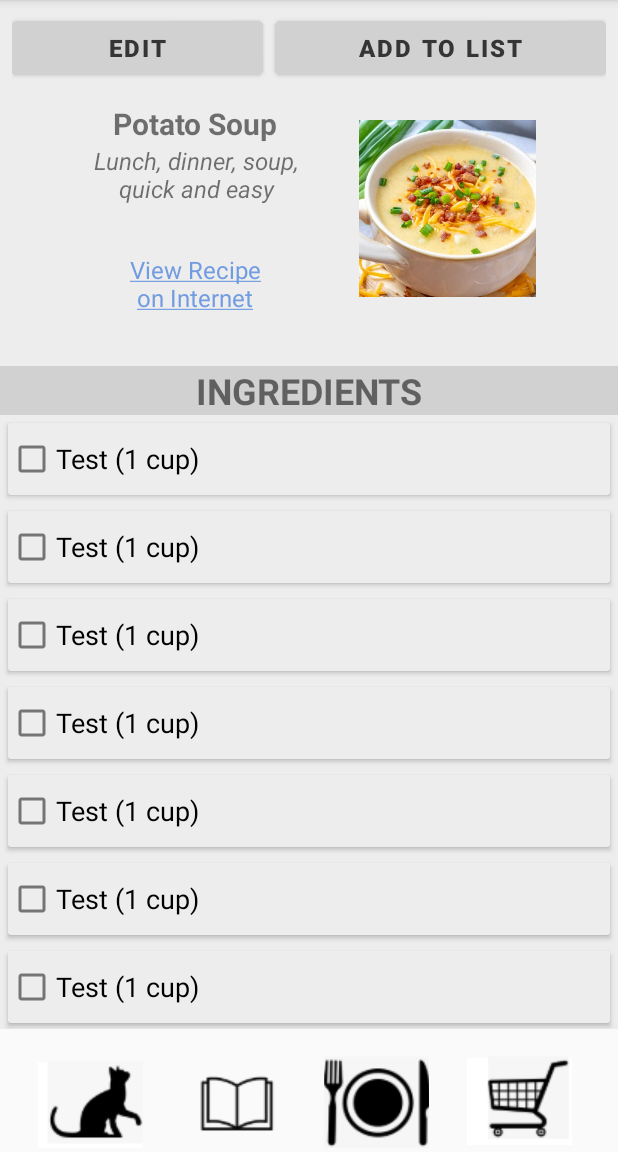
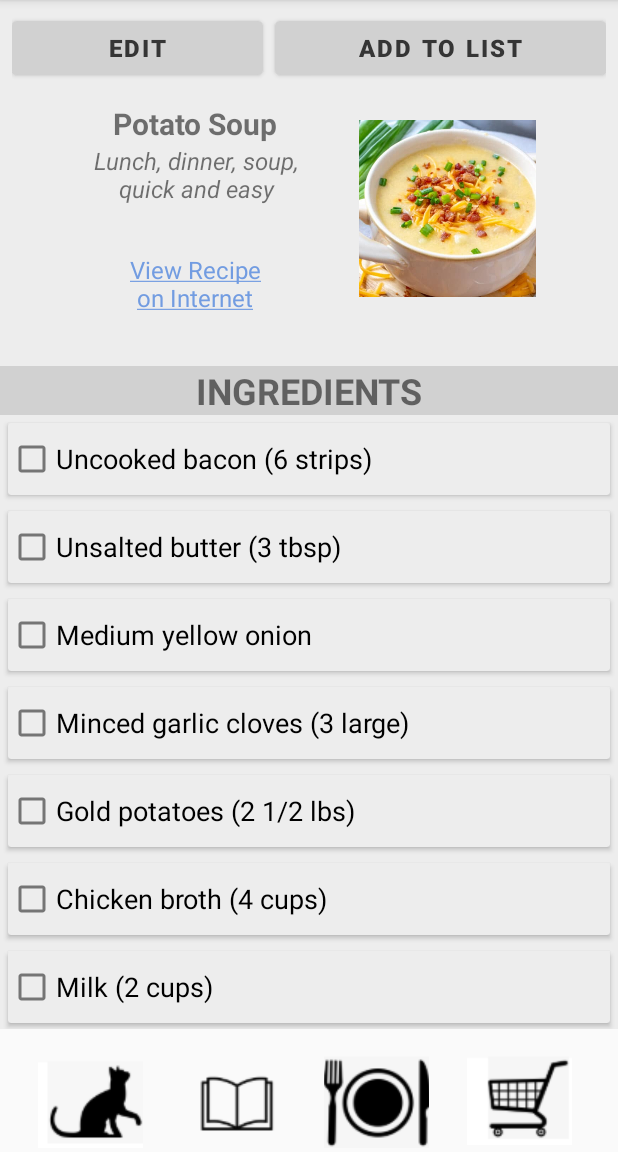
Before and after one commit to suhadewan/Purrito-Planner, an Android app: the ViewRecipeFragment screen opened through its navigation route, on a phone screen of 412 x 824 dp, the part 84-1236 px from its top. Run offline under Robolectric (Android 15) with nearby library versions, the phone set to English and light mode, and no system bars.

Commit message:
Added view recipe page coding

```diff
--- a/app/src/main/java/com/example/purritoplanner/Ingredient.kt
+++ b/app/src/main/java/com/example/purritoplanner/Ingredient.kt
@@ -1,5 +1,5 @@
 package com.example.purritoplanner
 
 data class Ingredient(val name: String,
-                      val quantity: String?,
-                      val purchased: Boolean? = false)
+                      val quantity: String = "",
+                      val purchased: Boolean = false)
--- a/app/src/main/java/com/example/purritoplanner/NewRecipeFragment.kt
+++ b/app/src/main/java/com/example/purritoplanner/NewRecipeFragment.kt
@@ -1,6 +1,19 @@
 package com.example.purritoplanner
 
+import android.os.Bundle
+import android.view.LayoutInflater
+import android.view.View
+import android.view.ViewGroup
 import androidx.fragment.app.Fragment
 
 class NewRecipeFragment : Fragment() {
+
+    override fun onCreateView(
+        inflater: LayoutInflater, container: ViewGroup?,
+        savedInstanceState: Bundle?
+    ): View? {
+        // Inflate the layout for this fragment
+        return inflater.inflate(R.layout.fragment_new_recipe, container, false)
+    }
+
 }
--- a/app/src/main/java/com/example/purritoplanner/ViewRecipeFragment.kt
+++ b/app/src/main/java/com/example/purritoplanner/ViewRecipeFragment.kt
@@ -4,9 +4,11 @@ import android.content.Intent
 import android.graphics.Paint
 import android.net.Uri
 import android.os.Bundle
+import android.text.method.LinkMovementMethod
 import android.view.LayoutInflater
 import android.view.View
 import android.view.ViewGroup
+import android.widget.Button
 import android.widget.CheckBox
 import android.widget.ImageView
 import android.widget.TextView
@@ -31,24 +33,34 @@ class ViewRecipeFragment : Fragment() {
 
     override fun onViewCreated(view: View, savedInstanceState: Bundle?) {
 
+        //Sets up the ingredients recyclerview.
         val recyclerView = view.findViewById<RecyclerView>(R.id.ingredients_list)
         recyclerView.layoutManager = LinearLayoutManager(requireContext())
         recyclerView.adapter = adapter
+        ingredientsList = ArrayList()
+        adapter.setIngredients(ingredientsList as ArrayList<Ingredient>)
+        populateIngredientsList()
 
-        ingredientsList = ArrayList()
-        ingredientsList.add(Ingredient("Test", "1 cup"))
-        ingredientsList.add(Ingredient("Test", "1 cup"))
-        ingredientsList.add(Ingredient("Test", "1 cup"))
-        ingredientsList.add(Ingredient("Test", "1 cup"))
-        ingredientsList.add(Ingredient("Test", "1 cup"))
-        ingredientsList.add(Ingredient("Test", "1 cup"))
-        ingredientsList.add(Ingredient("Test", "1 cup"))
-        ingredientsList.add(Ingredient("Test", "1 cup"))
-        adapter.setIngredients(ingredientsList as ArrayList<Ingredient>)
+        //Allows the recipe link to be clickable.
+        val recipeLink = view.findViewById<TextView>(R.id.recipe_link_text)
+        recipeLink.movementMethod = LinkMovementMethod.getInstance()
 
-        //it.findNavController()
-        //.navigate(R.id.action_listFragment_to_detailFragment, selectedElementData)
+        //Allows us to navigate to the "edit recipe" page.
+        //TODO: We need to make recipes parcelable and send the recipe over in a bundle.
+        view.findViewById<Button>(R.id.recipe_edit_button).setOnClickListener {
+            it.findNavController().navigate(R.id.action_viewRecipeFragment_to_newRecipeFragment)
+        }
+    }
 
+    private fun populateIngredientsList() {
+        ingredientsList.add(Ingredient("Uncooked bacon", "6 strips"))
+        ingredientsList.add(Ingredient("Unsalted butter", "3 tbsp"))
+        ingredientsList.add(Ingredient("Medium yellow onion"))
+        ingredientsList.add(Ingredient("Minced garlic cloves", "3 large"))
+        ingredientsList.add(Ingredient("Gold potatoes", "2 1/2 lbs"))
+        ingredientsList.add(Ingredient("Chicken broth", "4 cups"))
+        ingredientsList.add(Ingredient("Milk", "2 cups"))
+        ingredientsList.add(Ingredient("Heavy cream", "2/3 cup"))
     }
 
     inner class IngredientsListAdapter :
@@ -79,7 +91,8 @@ class ViewRecipeFragment : Fragment() {
         override fun onBindViewHolder(holder: IngredientViewHolder, position: Int) {
             val item = ingredients[position]
             val checkBox = holder.view.findViewById<CheckBox>(R.id.ingredient_check_box)
-            val ingredientText = "${item.name} (${item.quantity})"
+            val ingredientQuantity = if (item.quantity != "") ("(${item.quantity})") else ""
+            val ingredientText = "${item.name} ${ingredientQuantity}"
 
             checkBox.text = ingredientText
             checkBox.setOnCheckedChangeListener { buttonView, isChecked ->
--- a/app/src/main/res/layout/fragment_new_recipe.xml
+++ b/app/src/main/res/layout/fragment_new_recipe.xml
@@ -1,5 +1,5 @@
 <?xml version="1.0" encoding="utf-8"?>
-<ScrollView xmlns:android="http://schemas.android.com/apk/res/android"
+<androidx.core.widget.NestedScrollView xmlns:android="http://schemas.android.com/apk/res/android"
     xmlns:app="http://schemas.android.com/apk/res-auto"
     xmlns:tools="http://schemas.android.com/tools"
     android:layout_width="match_parent"
@@ -186,4 +186,4 @@
             tools:text="Click to add cooking notes here (optional)." />
 
     </LinearLayout>
-</ScrollView>
+</androidx.core.widget.NestedScrollView>
--- a/app/src/main/res/layout/fragment_view_recipe.xml
+++ b/app/src/main/res/layout/fragment_view_recipe.xml
@@ -1,14 +1,16 @@
 <?xml version="1.0" encoding="utf-8"?>
-<androidx.constraintlayout.widget.ConstraintLayout xmlns:android="http://schemas.android.com/apk/res/android"
+<androidx.core.widget.NestedScrollView xmlns:android="http://schemas.android.com/apk/res/android"
     xmlns:app="http://schemas.android.com/apk/res-auto"
     xmlns:tools="http://schemas.android.com/tools"
     android:layout_width="match_parent"
-    android:layout_height="match_parent">
+    android:layout_height="match_parent"
+    android:descendantFocusability="blocksDescendants">
 
     <LinearLayout
         android:layout_width="match_parent"
         android:layout_height="match_parent"
         android:background="#EDEDED"
+        android:descendantFocusability="blocksDescendants"
         android:orientation="vertical"
         app:layout_constraintBottom_toBottomOf="parent"
         app:layout_constraintTop_toTopOf="parent">
@@ -86,8 +88,6 @@
                     android:id="@+id/recipe_link_text"
                     android:layout_width="wrap_content"
                     android:layout_height="wrap_content"
-                    android:autoLink="web"
-                    android:linksClickable="true"
                     android:text="@string/recipe_link_text"
                     android:textAlignment="center"
                     android:textColorLink="#729CE1"
@@ -111,11 +111,11 @@
             android:id="@+id/ingredient_text"
             android:layout_width="match_parent"
             android:layout_height="wrap_content"
+            android:layout_marginTop="30dp"
             android:background="#D1D1D1"
             android:text="INGREDIENTS"
             android:textAlignment="center"
             android:textSize="24sp"
-            android:layout_marginTop="30dp"
             android:textStyle="bold" />
 
         <androidx.recyclerview.widget.RecyclerView
@@ -131,29 +131,22 @@
             android:id="@+id/recipe_text"
             android:layout_width="match_parent"
             android:layout_height="wrap_content"
+            android:layout_marginBottom="8dp"
             android:background="#D1D1D1"
             android:text="COOKING NOTES"
             android:textAlignment="center"
             android:textSize="24sp"
-            android:layout_marginBottom="8dp"
             android:textStyle="bold" />
 
-        <ScrollView
+        <TextView
+            android:id="@+id/cooking_notes"
             android:layout_width="match_parent"
             android:layout_height="wrap_content"
-            android:layout_weight="1">
-
-            <TextView
-                android:id="@+id/cooking_notes"
-                android:layout_width="match_parent"
-                android:layout_height="match_parent"
-                android:gravity="center"
-                android:layout_marginStart="8dp"
-                android:layout_marginEnd="8dp"
-                android:text="@string/placeholder_recipe_text"
-                android:textSize="16sp" />
-
-        </ScrollView>
+            android:layout_marginStart="8dp"
+            android:paddingBottom="16dp"
+            android:gravity="center"
+            android:text="@string/placeholder_recipe_text"
+            android:textSize="16sp" />
 
     </LinearLayout>
-</androidx.constraintlayout.widget.ConstraintLayout>
+</androidx.core.widget.NestedScrollView>
--- a/app/src/main/res/navigation/nav_graph.xml
+++ b/app/src/main/res/navigation/nav_graph.xml
@@ -72,6 +72,10 @@
         android:id="@+id/viewRecipeFragment"
         android:name="com.example.purritoplanner.ViewRecipeFragment"
         android:label="fragment_view_recipe"
-        tools:layout="@layout/fragment_view_recipe" />
+        tools:layout="@layout/fragment_view_recipe" >
+        <action
+            android:id="@+id/action_viewRecipeFragment_to_newRecipeFragment"
+            app:destination="@id/newRecipeFragment" />
+    </fragment>
 
 </navigation>
```
